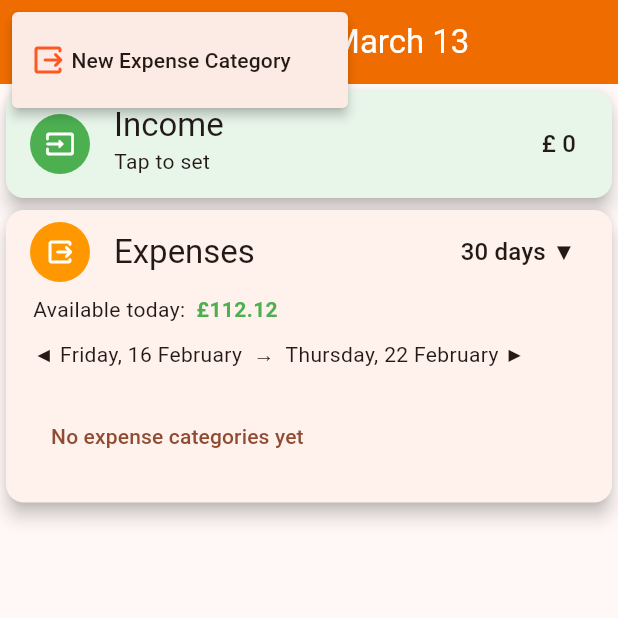
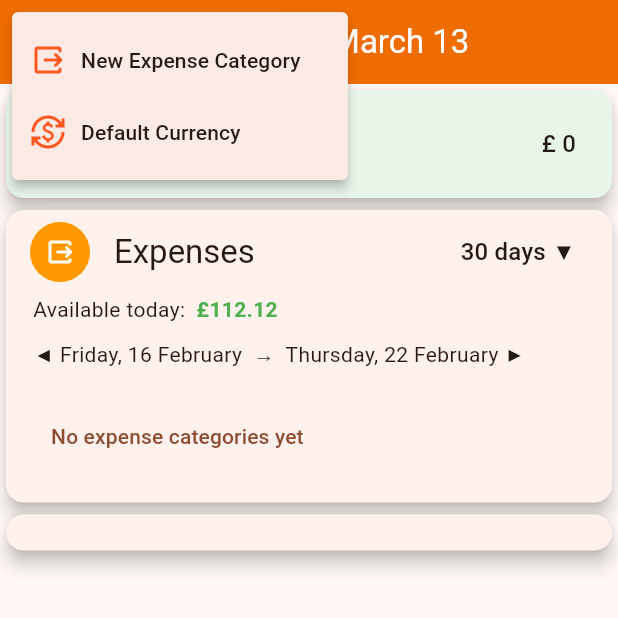
Before and after one commit to stivlo/budget, a Flutter app: the HomeScreen screen opened directly with empty values, after a tap on the "menu" icon, on a phone screen of 412 x 824 dp, the top half of it. Run offline on Flutter 3.47's test engine with Material 3 defaults, Android fonts, the light colour scheme and no system bars; our stand-ins replace shared_preferences; missing offline and left inert: workmanager; accounts and stored records are empty.

Commit message:
refactored to allow changing default currency, splitted into multiple smaller widgets

```diff
--- a/lib/helper/date_helper.dart
+++ /dev/null
@@ -1,7 +0,0 @@
-import 'package:intl/intl.dart';
-
-class DateHelper {
-  static String formattedDate() {
-    return DateFormat.MMMMEEEEd().format(DateTime.now());
-  }
-}
--- /dev/null
+++ b/lib/helper/date_time_helper.dart
@@ -0,0 +1,7 @@
+import 'package:intl/intl.dart';
+
+class DateTimeHelper {
+  static String formattedDate() => DateFormat.MMMMEEEEd().format(DateTime.now());
+
+  static String formattedTime() => DateFormat.Hms().format(DateTime.now());
+}
--- a/lib/model/currency.dart
+++ b/lib/model/currency.dart
@@ -13,20 +13,6 @@ enum Currency {
   hkd('Hong Kong Dollar', 'HKD', 'HK\$'),
   nzd('New Zealand Dollar', 'NZD', 'NZ\$'),
 
-  afn('Afghani', 'AFN', '؋'),
-  all('Lek', 'ALL', 'L'),
-  dzd('Algerian Dinar', 'DZD', 'دج'),
-  aoa('Kwanza', 'AOA', 'Kz'),
-  xcd('East Caribbean Dollar', 'XCD', 'EC\$'),
-  ars('Argentine Peso', 'ARS', '\$'),
-  amd('Armenian Dram', 'AMD', 'Դ'),
-  awg('Aruba Florin', 'AWG', 'ƒ'),
-
-  azn('Azerbaijan Manat', 'AZN', '₼'),
-  bsd('Bahamian Dollar', 'bsd', 'B\$'),
-  bhd('Bahraini Dinar', 'BHD', '.د.ب'),
-  bdt('Taka', 'BDT', 'Tk'),
-
   thb('Thai Baht', 'THB', '฿');
 
   const Currency(this.name, this.abbreviation, this.symbol);
--- a/lib/provider/currency_provider.dart
+++ b/lib/provider/currency_provider.dart
@@ -29,7 +29,6 @@ class CurrencyProvider with ChangeNotifier {
   Future<bool> hasCurrency() async => await fetchCurrency() != null;
 
   Future<void> saveCurrency(Currency currency) async {
-    print('saveCurrency $currency');
     final prefs = await SharedPreferences.getInstance();
     prefs.setString(currencyKey, currency.abbreviation);
     if (selectedCurrency != currency) {
--- a/lib/screen/home_screen.dart
+++ b/lib/screen/home_screen.dart
@@ -1,11 +1,16 @@
-import 'package:budget/helper/date_helper.dart';
-import 'package:budget/widget/circle_icon.dart';
+import 'package:budget/helper/date_time_helper.dart';
+import 'package:budget/widget/cron_test.dart';
+import 'package:budget/widget/expenses_home.dart';
+import 'package:budget/widget/income_home.dart';
 import 'package:flutter/material.dart';
 
 import '../provider/currency_provider.dart';
+import '../widget/popup_menu.dart';
 
 class HomeScreen extends StatelessWidget {
   const HomeScreen(this.currencyProvider, {super.key});
+
+  static const routeName = '/';
 
   final CurrencyProvider currencyProvider;
 
@@ -13,84 +18,16 @@ class HomeScreen extends StatelessWidget {
   Widget build(BuildContext context) {
     return Scaffold(
         appBar: AppBar(
-          leading: PopupMenuButton(
-            onSelected: (selectedValue) {},
-            icon: const Icon(
-              Icons.menu,
-              color: Colors.white,
-            ),
-            itemBuilder: (ctx) => [
-              const PopupMenuItem(
-                value: 1,
-                child: Row(
-                  children: [
-                    Icon(
-                      Icons.output_rounded,
-                      color: Colors.deepOrange,
-                    ),
-                    Text(' New Expense Category')
-                  ],
-                ),
-              ),
-            ],
-          ),
-          title: Text(DateHelper.formattedDate()),
+          leading: const PopupMenu(),
+          title: Text(DateTimeHelper.formattedDate()),
           centerTitle: true,
         ),
-        body: SingleChildScrollView(
+        body: const SingleChildScrollView(
           child: Column(
             children: [
-              Card(
-                elevation: 5,
-                color: Colors.green[50],
-                child: ListTile(
-                  leading: const CircleIcon(Icons.input_rounded, Colors.green),
-                  title: Text('Income', style: Theme.of(context).textTheme.titleLarge),
-                  subtitle:
-                      Text('Tap to set', style: Theme.of(context).textTheme.bodyMedium),
-                  trailing: Text('£ 0', style: Theme.of(context).textTheme.titleMedium),
-                ),
-              ),
-              Card(
-                  elevation: 5,
-                  child: Column(
-                    crossAxisAlignment: CrossAxisAlignment.start,
-                    children: [
-                      ListTile(
-                        leading: const CircleIcon(Icons.output_rounded, Colors.orange),
-                        title: Text('Expenses',
-                            style: Theme.of(context).textTheme.titleLarge),
-                        trailing: Text('30 days ▼',
-                            style: Theme.of(context).textTheme.titleMedium),
-                      ),
-                      const Padding(
-                        padding: EdgeInsets.symmetric(horizontal: 18),
-                        child: Row(
-                          children: [
-                            Text('Available today: '),
-                            Text(' £112.12',
-                                style: TextStyle(
-                                  color: Colors.green,
-                                  fontWeight: FontWeight.bold,
-                                )),
-                          ],
-                        ),
-                      ),
-                      const SizedBox(height: 10),
-                      const Padding(
-                        padding: EdgeInsets.symmetric(horizontal: 18),
-                        child: Text('◀ Friday, 16 February  →  Thursday, 22 February ▶'),
-                      ),
-                      const SizedBox(height: 20),
-                      Padding(
-                          padding: const EdgeInsets.symmetric(horizontal: 18),
-                          child: TextButton(
-                            onPressed: () {},
-                            child: const Text('No expense categories yet'),
-                          )),
-                      const SizedBox(height: 20),
-                    ],
-                  ))
+              IncomeHome(),
+              ExpensesHome(),
+              CronTest(),
             ],
           ),
         ));
--- /dev/null
+++ b/lib/shared/my_actions.dart
@@ -0,0 +1,4 @@
+enum MyActions {
+  newExpenseCategory,
+  setDefaultCurrency,
+}
--- /dev/null
+++ b/lib/widget/cron_test.dart
@@ -0,0 +1,51 @@
+import 'dart:convert';
+
+import 'package:flutter/material.dart';
+import 'package:shared_preferences/shared_preferences.dart';
+
+class CronTest extends StatefulWidget {
+  const CronTest({super.key});
+
+  @override
+  State<CronTest> createState() => _CronTestState();
+}
+
+class _CronTestState extends State<CronTest> {
+  @override
+  Widget build(BuildContext context) {
+    return Card(
+      elevation: 5,
+      child: FutureBuilder(
+        future: findExecutions(),
+        builder: (ctx, snapshot) {
+          if (snapshot.connectionState == ConnectionState.waiting || !snapshot.hasData) {
+            return const Column(children: [
+              SizedBox(height: 20),
+              Center(child: CircularProgressIndicator()),
+              SizedBox(height: 20),
+            ]);
+          }
+          return Padding(
+            padding: const EdgeInsets.all(12.0),
+            child: ListView(
+              shrinkWrap: true,
+              children: snapshot.data!.map((e) => Text(e)).toList(),
+            ),
+          );
+        },
+      ),
+    );
+  }
+
+  Future<List<String>> findExecutions() async {
+    var prefs = await SharedPreferences.getInstance();
+    String cronJson = prefs.getString('cron') ?? '[]';
+    try {
+      List<dynamic> executions = json.decode(cronJson);
+      return executions.map((e) => e.toString()).toList();
+    } catch (err) {
+      print(err);
+    }
+    return [];
+  }
+}
--- /dev/null
+++ b/lib/widget/expenses_home.dart
@@ -0,0 +1,50 @@
+import 'package:flutter/material.dart';
+
+import 'circle_icon.dart';
+
+class ExpensesHome extends StatelessWidget {
+  const ExpensesHome({super.key});
+
+  @override
+  Widget build(BuildContext context) {
+    return Card(
+      elevation: 5,
+      child: Column(
+        crossAxisAlignment: CrossAxisAlignment.start,
+        children: [
+          ListTile(
+            leading: const CircleIcon(Icons.output_rounded, Colors.orange),
+            title: Text('Expenses', style: Theme.of(context).textTheme.titleLarge),
+            trailing: Text('30 days ▼', style: Theme.of(context).textTheme.titleMedium),
+          ),
+          const Padding(
+            padding: EdgeInsets.symmetric(horizontal: 18),
+            child: Row(
+              children: [
+                Text('Available today: '),
+                Text(' £112.12',
+                    style: TextStyle(
+                      color: Colors.green,
+                      fontWeight: FontWeight.bold,
+                    )),
+              ],
+            ),
+          ),
+          const SizedBox(height: 10),
+          const Padding(
+            padding: EdgeInsets.symmetric(horizontal: 18),
+            child: Text('◀ Friday, 16 February  →  Thursday, 22 February ▶'),
+          ),
+          const SizedBox(height: 20),
+          Padding(
+              padding: const EdgeInsets.symmetric(horizontal: 18),
+              child: TextButton(
+                onPressed: () {},
+                child: const Text('No expense categories yet'),
+              )),
+          const SizedBox(height: 20),
+        ],
+      ),
+    );
+  }
+}
--- /dev/null
+++ b/lib/widget/income_home.dart
@@ -0,0 +1,21 @@
+import 'package:flutter/material.dart';
+
+import 'circle_icon.dart';
+
+class IncomeHome extends StatelessWidget {
+  const IncomeHome({super.key});
+
+  @override
+  Widget build(BuildContext context) {
+    return Card(
+      elevation: 5,
+      color: Colors.green[50],
+      child: ListTile(
+        leading: const CircleIcon(Icons.input_rounded, Colors.green),
+        title: Text('Income', style: Theme.of(context).textTheme.titleLarge),
+        subtitle: Text('Tap to set', style: Theme.of(context).textTheme.bodyMedium),
+        trailing: Text('£ 0', style: Theme.of(context).textTheme.titleMedium),
+      ),
+    );
+  }
+}
--- /dev/null
+++ b/lib/widget/popup_menu.dart
@@ -0,0 +1,55 @@
+import 'package:budget/screen/currency_screen.dart';
+import 'package:flutter/material.dart';
+
+import '../shared/my_actions.dart';
+
+class PopupMenu extends StatelessWidget {
+  const PopupMenu({super.key});
+
+  @override
+  Widget build(BuildContext context) {
+    return PopupMenuButton(
+      onSelected: (selectedValue) {
+        switch (selectedValue) {
+          case MyActions.newExpenseCategory:
+            break;
+          case MyActions.setDefaultCurrency:
+            Navigator.of(context).pushNamed(CurrencyScreen.routeName);
+            break;
+        }
+      },
+      icon: const Icon(
+        Icons.menu,
+        color: Colors.white,
+      ),
+      itemBuilder: (ctx) => [
+        const PopupMenuItem(
+          value: MyActions.newExpenseCategory,
+          child: Row(
+            children: [
+              Icon(
+                Icons.output_rounded,
+                color: Colors.deepOrange,
+              ),
+              SizedBox(width: 10),
+              Text('New Expense Category')
+            ],
+          ),
+        ),
+        const PopupMenuItem(
+          value: MyActions.setDefaultCurrency,
+          child: Row(
+            children: [
+              Icon(
+                Icons.currency_exchange,
+                color: Colors.deepOrange,
+              ),
+              SizedBox(width: 10),
+              Text('Default Currency')
+            ],
+          ),
+        ),
+      ],
+    );
+  }
+}
--- a/pubspec.yaml
+++ b/pubspec.yaml
@@ -38,6 +38,7 @@ dependencies:
   shared_preferences: ^2.2.2
   provider: ^6.1.1
   intl: ^0.19.0
+  workmanager: ^0.5.2
 
 dev_dependencies:
   flutter_test:
```
Also changed, not shown: lib/main.dart (+66 -12 lines), lib/screen/currency_screen.dart (+18 -10 lines), pubspec.lock, 8 other files.
